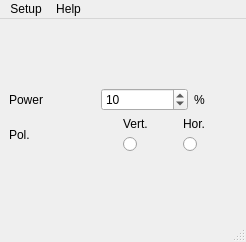
Old version of the form software/lcu03/src/main_wnd.ui in the repository z80/lcu03.
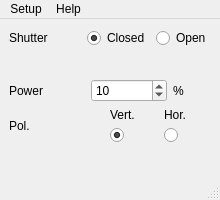
New version of the form.

The edit to the form file:
```diff
--- a/software/lcu03/src/main_wnd.ui
+++ b/software/lcu03/src/main_wnd.ui
@@ -6,10 +6,16 @@
    <rect>
     <x>0</x>
     <y>0</y>
-    <width>246</width>
-    <height>242</height>
+    <width>220</width>
+    <height>200</height>
    </rect>
   </property>
+  <property name="maximumSize">
+   <size>
+    <width>220</width>
+    <height>200</height>
+   </size>
+  </property>
   <property name="windowTitle">
    <string>LCU03</string>
   </property>
@@ -18,6 +24,53 @@
   </property>
   <widget class="QWidget" name="centralwidget">
    <layout class="QVBoxLayout" name="verticalLayout_3">
+    <item>
+     <layout class="QHBoxLayout" name="horizontalLayout_3" stretch="0,0,0,0">
+      <item>
+       <widget class="QLabel" name="label_6">
+        <property name="text">
+         <string>Shutter</string>
+        </property>
+       </widget>
+      </item>
+      <item>
+       <spacer name="horizontalSpacer_3">
+        <property name="orientation">
+         <enum>Qt::Horizontal</enum>
+        </property>
+        <property name="sizeHint" stdset="0">
+         <size>
+          <width>40</width>
+          <height>20</height>
+         </size>
+        </property>
+       </spacer>
+      </item>
+      <item>
+       <widget class="QRadioButton" name="shutterClosed">
+        <property name="text">
+         <string>Closed</string>
+        </property>
+        <property name="checked">
+         <bool>true</bool>
+        </property>
+        <attribute name="buttonGroup">
+         <string notr="true">shutterGroup</string>
+        </attribute>
+       </widget>
+      </item>
+      <item>
+       <widget class="QRadioButton" name="shutterOpen">
+        <property name="text">
+         <string>Open</string>
+        </property>
+        <attribute name="buttonGroup">
+         <string notr="true">shutterGroup</string>
+        </attribute>
+       </widget>
+      </item>
+     </layout>
+    </item>
     <item>
      <spacer name="verticalSpacer_2">
       <property name="orientation">
@@ -111,6 +164,12 @@
           <property name="text">
            <string/>
           </property>
+          <property name="checked">
+           <bool>true</bool>
+          </property>
+          <attribute name="buttonGroup">
+           <string notr="true">polarizationGroup</string>
+          </attribute>
          </widget>
         </item>
        </layout>
@@ -160,7 +219,7 @@
     <rect>
      <x>0</x>
      <y>0</y>
-     <width>246</width>
+     <width>220</width>
      <height>21</height>
     </rect>
    </property>
```
Left out of the diff: 8 changed lines with no effect on the pictures.
